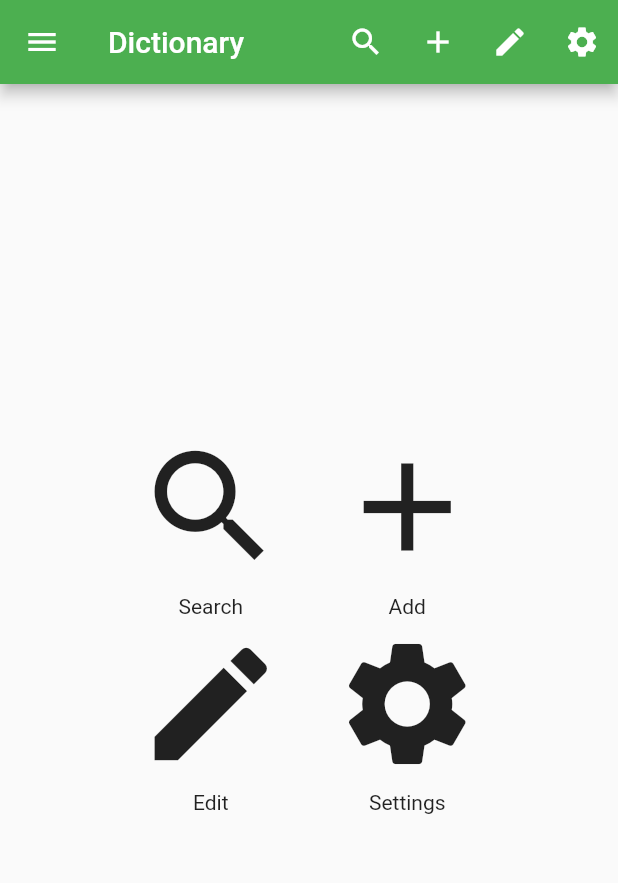
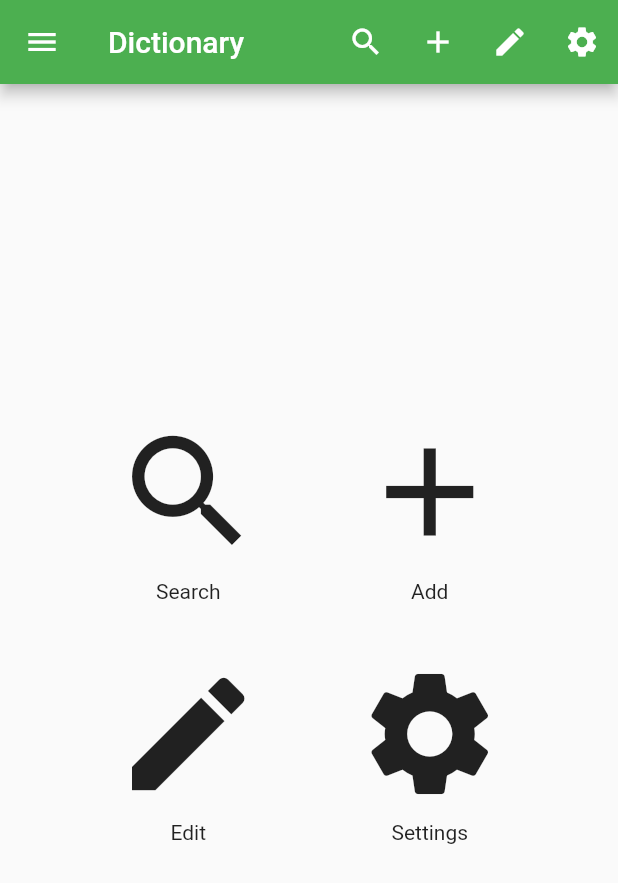
Before and after one commit to Atlasode/Axolotl, a Flutter app: the DictionaryPage screen opened directly, on a phone screen of 412 x 824 dp. Shown: the top 883 px of the screen. Run offline on Flutter 3.47's test engine with Material 2 defaults, Android fonts, the phone set to English and light mode, and no system bars; our stand-ins replace built_value, cloud_firestore, firebase_auth, flutter_redux, flutter_typeahead, moor and 5 more; missing offline and left inert: empty_collections; accounts and stored records are empty; generated files the repository leaves out were written again; statements that could not run were skipped.

Commit message:
Fix Icon size

```diff
--- a/lib/dictionary/pages.dart
+++ b/lib/dictionary/pages.dart
@@ -116,10 +116,10 @@ class _DictionaryPageState extends State<DictionaryPage> {
         if (infinitive == null) {
           return new Center(
               child: new Container(
-                  height: 480,
+                  height: 440,
                   child: GridView.count(
                     primary: false,
-                    padding: const EdgeInsets.all(80),
+                    padding: const EdgeInsets.all(50),
                     crossAxisSpacing: 10,
                     mainAxisSpacing: 10,
                     crossAxisCount: 2,
```
